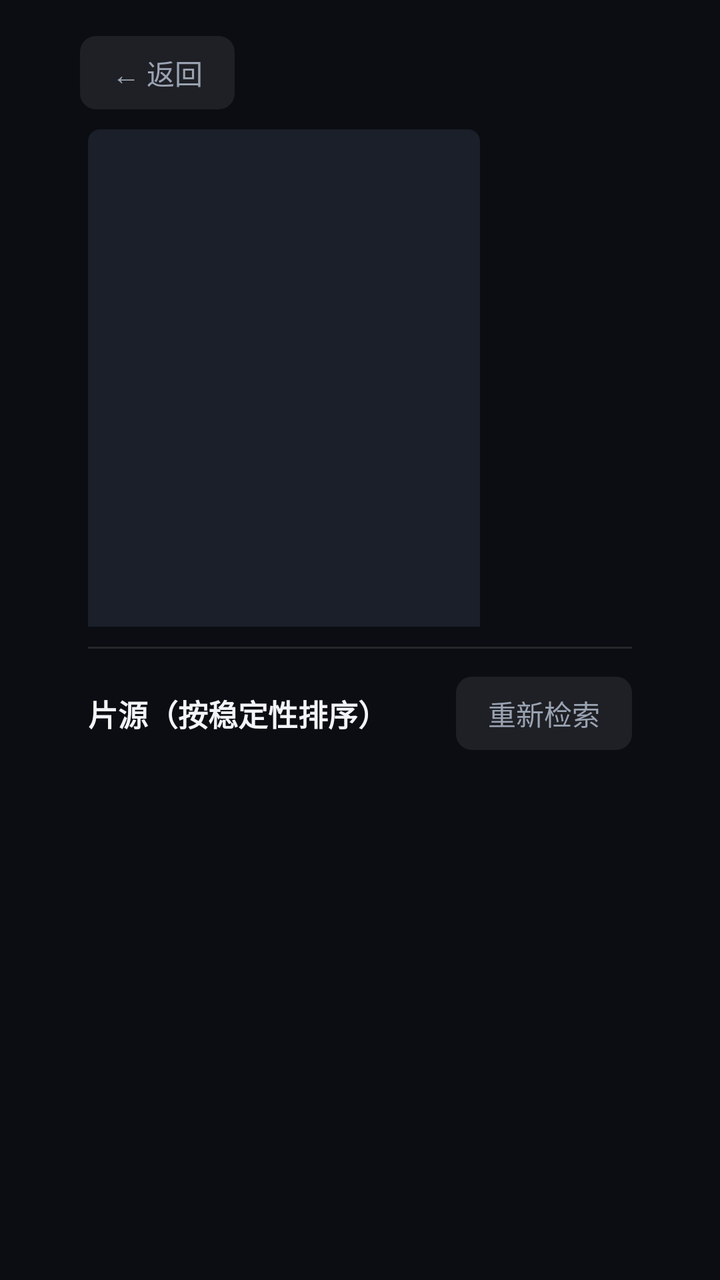
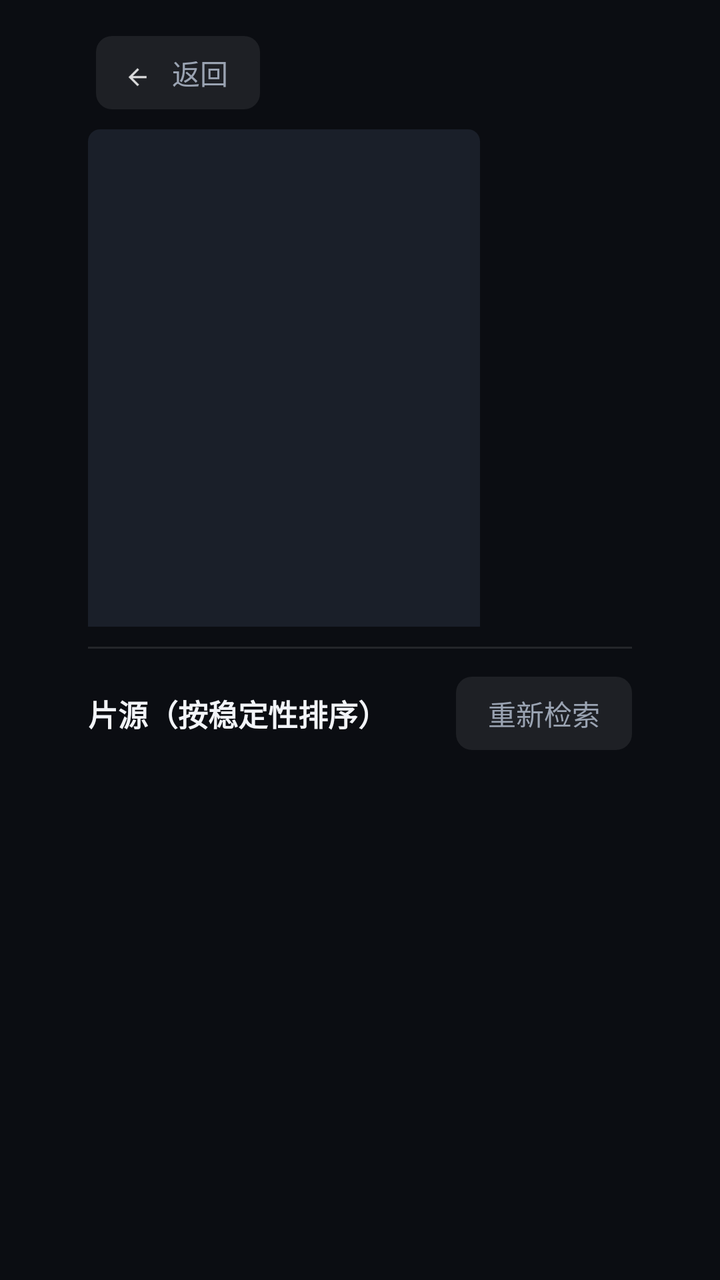

The first picture is an Android layout as it rendered before a commit; the second is the same layout after the commit. The layout source and the unified diff follow.
<!-- AndroidManifest.xml: application theme AppTheme -->
<!-- res/layout/activity_detail.xml -->
<?xml version="1.0" encoding="utf-8"?>
<LinearLayout xmlns:android="http://schemas.android.com/apk/res/android"
    android:layout_width="match_parent"
    android:layout_height="match_parent"
    android:orientation="vertical"
    android:background="@color/bg">

    
    <LinearLayout
        android:layout_width="match_parent"
        android:layout_height="wrap_content"
        android:orientation="horizontal"
        android:paddingLeft="40dp"
        android:paddingTop="18dp">

        <TextView
            android:id="@+id/btn_back"
            style="@style/TopButton"
            android:layout_width="wrap_content"
            android:layout_height="wrap_content"
            android:layout_marginLeft="0dp"
            android:text="← 返回" />
    </LinearLayout>

    
    <LinearLayout
        android:layout_width="match_parent"
        android:layout_height="0dp"
        android:layout_weight="46"
        android:orientation="horizontal"
        android:paddingLeft="44dp"
        android:paddingRight="44dp"
        android:paddingTop="10dp"
        android:paddingBottom="10dp">

        <ImageView
            android:id="@+id/poster"
            android:layout_width="196dp"
            android:layout_height="280dp"
            android:scaleType="centerCrop"
            android:background="@drawable/ph_poster"
            android:contentDescription="@null" />

        <LinearLayout
            android:layout_width="0dp"
            android:layout_height="wrap_content"
            android:layout_weight="1"
            android:layout_marginLeft="28dp"
            android:orientation="vertical">

            <TextView
                android:id="@+id/title"
                android:layout_width="match_parent"
                android:layout_height="wrap_content"
                android:textColor="@color/text_primary"
                android:textSize="26sp"
                android:textStyle="bold"
                android:singleLine="true"
                android:ellipsize="end" />

            <LinearLayout
                android:layout_width="wrap_content"
                android:layout_height="wrap_content"
                android:orientation="horizontal"
                android:layout_marginTop="8dp">

                <TextView
                    android:id="@+id/rating"
                    android:layout_width="wrap_content"
                    android:layout_height="wrap_content"
                    android:textColor="@color/gold"
                    android:textSize="20sp"
                    android:textStyle="bold"
                    android:visibility="gone" />

                <TextView
                    android:id="@+id/meta"
                    android:layout_width="wrap_content"
                    android:layout_height="wrap_content"
                    android:layout_marginLeft="12dp"
                    android:textColor="@color/text_secondary"
                    android:textSize="13sp" />
            </LinearLayout>

            <TextView
                android:id="@+id/genres"
                android:layout_width="wrap_content"
                android:layout_height="wrap_content"
                android:layout_marginTop="8dp"
                android:textColor="@color/accent"
                android:textSize="12sp" />

            <TextView
                android:id="@+id/desc"
                android:layout_width="match_parent"
                android:layout_height="wrap_content"
                android:layout_marginTop="10dp"
                android:textColor="@color/text_secondary"
                android:textSize="13sp"
                android:lineSpacingExtra="3dp"
                android:maxLines="5"
                android:ellipsize="end" />

            <TextView
                android:id="@+id/credits"
                android:layout_width="match_parent"
                android:layout_height="wrap_content"
                android:layout_marginTop="8dp"
                android:textColor="@color/text_dim"
                android:textSize="12sp"
                android:singleLine="true"
                android:ellipsize="end" />
        </LinearLayout>
    </LinearLayout>

    
    <View
        android:layout_width="match_parent"
        android:layout_height="1dp"
        android:layout_marginLeft="44dp"
        android:layout_marginRight="44dp"
        android:background="#1AFFFFFF" />

    
    <LinearLayout
        android:layout_width="match_parent"
        android:layout_height="0dp"
        android:layout_weight="54"
        android:orientation="vertical"
        android:paddingLeft="44dp"
        android:paddingRight="44dp"
        android:paddingTop="14dp">

        <LinearLayout
            android:layout_width="match_parent"
            android:layout_height="wrap_content"
            android:orientation="horizontal"
            android:gravity="center_vertical">

            <TextView
                android:id="@+id/lines_title"
                android:layout_width="0dp"
                android:layout_height="wrap_content"
                android:layout_weight="1"
                android:text="片源（按稳定性排序）"
                android:textColor="@color/text_primary"
                android:textSize="15sp"
                android:textStyle="bold" />

            <TextView
                android:id="@+id/btn_resume"
                style="@style/TopButton"
                android:layout_width="wrap_content"
                android:layout_height="wrap_content"
                android:layout_marginRight="10dp"
                android:text="继续观看"
                android:visibility="gone" />

            <TextView
                android:id="@+id/btn_retry"
                style="@style/TopButton"
                android:layout_width="wrap_content"
                android:layout_height="wrap_content"
                android:text="重新检索" />
        </LinearLayout>

        <ScrollView
            android:id="@+id/scroll"
            android:layout_width="match_parent"
            android:layout_height="match_parent"
            android:layout_marginTop="10dp"
            android:scrollbars="none">

            <LinearLayout
                android:id="@+id/lines"
                android:layout_width="match_parent"
                android:layout_height="wrap_content"
                android:orientation="vertical"
                android:paddingBottom="20dp" />
        </ScrollView>
    </LinearLayout>
</LinearLayout>
<!-- resources referenced by this layout -->
<resources>
  <color name="accent">#FFFF4D6A</color>
  <color name="bg">#FF0B0D12</color>
  <color name="gold">#FFFFC94D</color>
  <color name="text_dim">#FF5F6878</color>
  <color name="text_primary">#FFF2F4F8</color>
  <color name="text_secondary">#FF9AA3B2</color>
  <!-- drawable ph_poster (drawable) -->
  <?xml version="1.0" encoding="utf-8"?>
  <shape xmlns:android="http://schemas.android.com/apk/res/android" android:shape="rectangle">
      <solid android:color="#FF1A1F29" />
      <corners android:radius="6dp" />
  </shape>
  <style name="TopButton">
          <item name="android:textColor">@color/text_secondary</item>
          <item name="android:textSize">14sp</item>
          <item name="android:paddingLeft">16dp</item>
          <item name="android:paddingRight">16dp</item>
          <item name="android:paddingTop">8dp</item>
          <item name="android:paddingBottom">8dp</item>
          <item name="android:background">@drawable/bg_tab</item>
          <item name="android:focusable">true</item>
          <item name="android:layout_marginLeft">8dp</item>
      </style>
  <style name="AppTheme" parent="@android:style/Theme.Holo.NoActionBar">
          <item name="android:windowBackground">@color/bg</item>
          <item name="android:windowNoTitle">true</item>
      </style>
  <!-- drawable bg_tab (drawable) -->
  <?xml version="1.0" encoding="utf-8"?>
  <selector xmlns:android="http://schemas.android.com/apk/res/android">
      <item android:state_focused="true">
          <shape android:shape="rectangle">
              <solid android:color="#33FF4D6A" />
              <corners android:radius="8dp" />
              <stroke android:width="2dp" android:color="@color/accent" />
          </shape>
      </item>
      <item android:state_selected="true">
          <shape android:shape="rectangle">
              <solid android:color="#E6FF4D6A" />
              <corners android:radius="8dp" />
          </shape>
      </item>
      <item>
          <shape android:shape="rectangle">
              <solid android:color="#14FFFFFF" />
              <corners android:radius="8dp" />
          </shape>
      </item>
  </selector>
</resources>

<!-- the commit's change to res/layout/activity_detail.xml (unified diff, before → after) -->
@@ -10,16 +10,12 @@
         android:layout_width="match_parent"
         android:layout_height="wrap_content"
         android:orientation="horizontal"
-        android:paddingLeft="40dp"
+        android:paddingLeft="48dp"
         android:paddingTop="18dp">
 
-        <TextView
+        <include
             android:id="@+id/btn_back"
-            style="@style/TopButton"
-            android:layout_width="wrap_content"
-            android:layout_height="wrap_content"
-            android:layout_marginLeft="0dp"
-            android:text="← 返回" />
+            layout="@layout/part_back" />
     </LinearLayout>
 
     
@@ -180,3 +176,33 @@
         </ScrollView>
     </LinearLayout>
 </LinearLayout>
+<!-- res/layout/part_back.xml (included above) -->
+<?xml version="1.0" encoding="utf-8"?>
+<LinearLayout xmlns:android="http://schemas.android.com/apk/res/android"
+    android:layout_width="wrap_content"
+    android:layout_height="wrap_content"
+    android:orientation="horizontal"
+    android:gravity="center_vertical"
+    android:focusable="true"
+    android:background="@drawable/bg_tab"
+    android:paddingLeft="14dp"
+    android:paddingRight="16dp"
+    android:paddingTop="8dp"
+    android:paddingBottom="8dp">
+
+    <ImageView
+        android:layout_width="18dp"
+        android:layout_height="18dp"
+        android:src="@drawable/ic_ui_back"
+        android:alpha="0.85"
+        android:contentDescription="@null" />
+
+    <TextView
+        android:id="@+id/back_label"
+        android:layout_width="wrap_content"
+        android:layout_height="wrap_content"
+        android:layout_marginLeft="6dp"
+        android:text="@string/back"
+        android:textColor="@color/text_secondary"
+        android:textSize="14sp" />
+</LinearLayout>
<!-- resource entries referenced after the edit -->
@@ -12,6 +12,7 @@
       <solid android:color="#FF1A1F29" />
       <corners android:radius="6dp" />
   </shape>
+  <string name="back">返回</string>
   <style name="TopButton">
           <item name="android:textColor">@color/text_secondary</item>
           <item name="android:textSize">14sp</item>
@@ -50,5 +51,6 @@
           </shape>
       </item>
   </selector>
+  <!-- drawable ic_ui_back: png bitmap (drawable-hdpi, 326 bytes) -->
 </resources>
 
